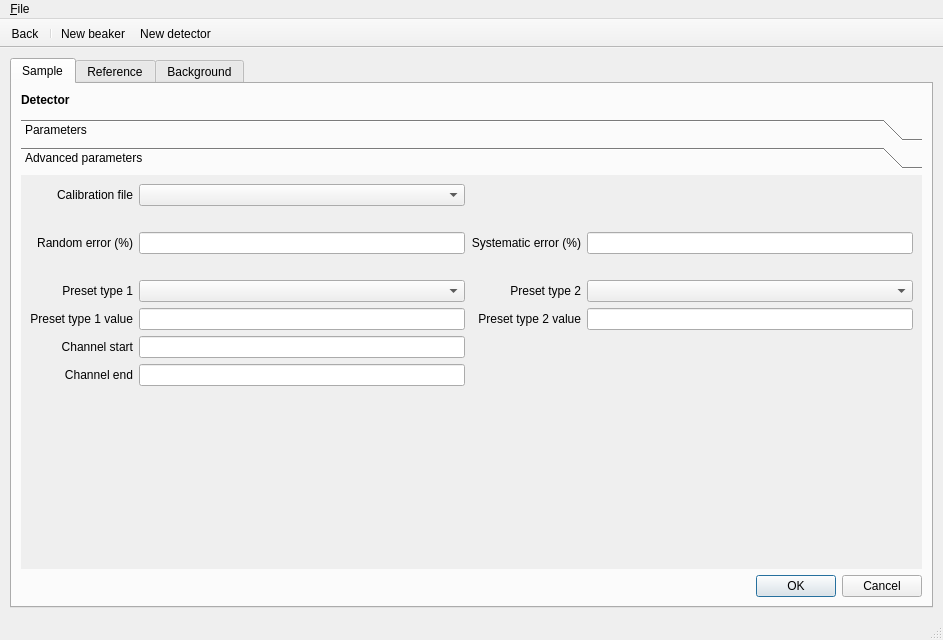
Before: the Qt Designer form nailab.ui in bytting/nailab, drawn with Qt 5.
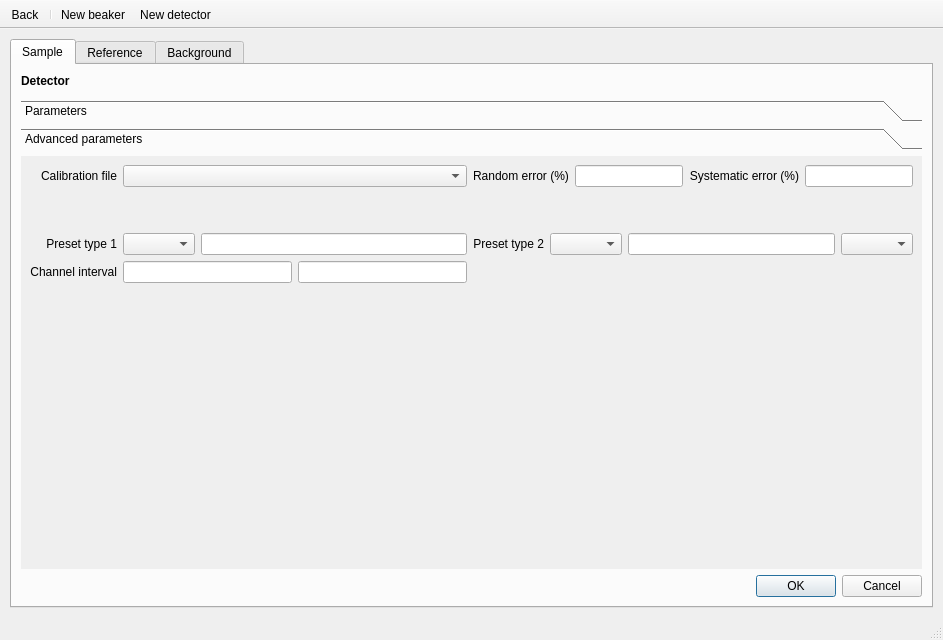
After: the same form once the commit is applied. The open tabs and pages were chosen to show the change. Icons and pictures are not drawn.

```diff
--- a/nailab.ui
+++ b/nailab.ui
@@ -466,7 +466,7 @@
                 <string>Advanced parameters</string>
                </attribute>
                <layout class="QGridLayout" name="gridLayout_6">
-                <item row="8" column="1">
+                <item row="6" column="1">
                  <spacer name="verticalSpacer_4">
                   <property name="orientation">
                    <enum>Qt::Vertical</enum>
@@ -479,74 +479,6 @@
                   </property>
                  </spacer>
                 </item>
-                <item row="5" column="0">
-                 <widget class="QLabel" name="label_46">
-                  <property name="text">
-                   <string>Preset type 1 value</string>
-                  </property>
-                  <property name="alignment">
-                   <set>Qt::AlignRight|Qt::AlignTrailing|Qt::AlignVCenter</set>
-                  </property>
-                 </widget>
-                </item>
-                <item row="2" column="2">
-                 <widget class="QLabel" name="label_45">
-                  <property name="text">
-                   <string>Systematic error (%)</string>
-                  </property>
-                  <property name="alignment">
-                   <set>Qt::AlignRight|Qt::AlignTrailing|Qt::AlignVCenter</set>
-                  </property>
-                 </widget>
-                </item>
-                <item row="5" column="2">
-                 <widget class="QLabel" name="label_47">
-                  <property name="text">
-                   <string>Preset type 2 value</string>
-                  </property>
-                  <property name="alignment">
-                   <set>Qt::AlignRight|Qt::AlignTrailing|Qt::AlignVCenter</set>
-                  </property>
-                 </widget>
-                </item>
-                <item row="2" column="3">
-                 <widget class="QLineEdit" name="tbInputSampleSystematicError">
-                  <property name="maxLength">
-                   <number>32</number>
-                  </property>
-                 </widget>
-                </item>
-                <item row="2" column="1">
-                 <widget class="QLineEdit" name="tbInputSampleRandomError">
-                  <property name="maxLength">
-                   <number>32</number>
-                  </property>
-                 </widget>
-                </item>
-                <item row="2" column="0">
-                 <widget class="QLabel" name="label_44">
-                  <property name="text">
-                   <string>Random error (%)</string>
-                  </property>
-                  <property name="alignment">
-                   <set>Qt::AlignRight|Qt::AlignTrailing|Qt::AlignVCenter</set>
-                  </property>
-                 </widget>
-                </item>
-                <item row="5" column="1">
-                 <widget class="QLineEdit" name="tbInputSamplePresetType1">
-                  <property name="maxLength">
-                   <number>32</number>
-                  </property>
-                 </widget>
-                </item>
-                <item row="5" column="3">
-                 <widget class="QLineEdit" name="tbInputSamplePresetType2">
-                  <property name="maxLength">
-                   <number>32</number>
-                  </property>
-                 </widget>
-                </item>
                 <item row="4" column="0">
                  <widget class="QLabel" name="label_57">
                   <property name="text">
@@ -557,28 +489,6 @@
                   </property>
                  </widget>
                 </item>
-                <item row="4" column="2">
-                 <widget class="QLabel" name="label_58">
-                  <property name="text">
-                   <string>Preset type 2</string>
-                  </property>
-                  <property name="alignment">
-                   <set>Qt::AlignRight|Qt::AlignTrailing|Qt::AlignVCenter</set>
-                  </property>
-                 </widget>
-                </item>
-                <item row="4" column="1">
-                 <widget class="QComboBox" name="cboxInputSamplePresetType1"/>
-                </item>
-                <item row="4" column="3">
-                 <widget class="QComboBox" name="cboxInputSamplePresetType2"/>
-                </item>
-                <item row="7" column="1">
-                 <widget class="QLineEdit" name="tbInputSampleEndChannel"/>
-                </item>
-                <item row="6" column="1">
-                 <widget class="QLineEdit" name="tbInputSampleStartChannel"/>
-                </item>
                 <item row="0" column="1">
                  <widget class="QComboBox" name="cboxInputSampleCalFiles"/>
                 </item>
@@ -599,20 +509,10 @@
                   </property>
                  </widget>
                 </item>
-                <item row="7" column="0">
-                 <widget class="QLabel" name="label_56">
-                  <property name="text">
-                   <string>Channel end</string>
-                  </property>
-                  <property name="alignment">
-                   <set>Qt::AlignRight|Qt::AlignTrailing|Qt::AlignVCenter</set>
-                  </property>
-                 </widget>
-                </item>
-                <item row="6" column="0">
+                <item row="5" column="0">
                  <widget class="QLabel" name="label_50">
                   <property name="text">
-                   <string>Channel start</string>
+                   <string>Channel interval</string>
                   </property>
                   <property name="alignment">
                    <set>Qt::AlignRight|Qt::AlignTrailing|Qt::AlignVCenter</set>
@@ -626,6 +526,80 @@
                   </property>
                  </widget>
                 </item>
+                <item row="4" column="3">
+                 <layout class="QHBoxLayout" name="horizontalLayout_4">
+                  <item>
+                   <widget class="QLabel" name="label_58">
+                    <property name="text">
+                     <string>Preset type 2</string>
+                    </property>
+                    <property name="alignment">
+                     <set>Qt::AlignRight|Qt::AlignTrailing|Qt::AlignVCenter</set>
+                    </property>
+                   </widget>
+                  </item>
+                  <item>
+                   <widget class="QComboBox" name="cboxInputSamplePresetType2"/>
+                  </item>
+                  <item>
+                   <widget class="QLineEdit" name="tbInputSamplePresetType2"/>
+                  </item>
+                  <item>
+                   <widget class="QComboBox" name="cboxInputSamplePresetType2Unit"/>
+                  </item>
+                 </layout>
+                </item>
+                <item row="4" column="1">
+                 <layout class="QHBoxLayout" name="horizontalLayout_6">
+                  <item>
+                   <widget class="QComboBox" name="cboxInputSamplePresetType1"/>
+                  </item>
+                  <item>
+                   <widget class="QLineEdit" name="tbInputSamplePresetType1"/>
+                  </item>
+                 </layout>
+                </item>
+                <item row="5" column="1">
+                 <layout class="QHBoxLayout" name="horizontalLayout_7">
+                  <item>
+                   <widget class="QLineEdit" name="tbInputSampleStartChannel"/>
+                  </item>
+                  <item>
+                   <widget class="QLineEdit" name="tbInputSampleEndChannel"/>
+                  </item>
+                 </layout>
+                </item>
+                <item row="0" column="3">
+                 <layout class="QHBoxLayout" name="horizontalLayout_12">
+                  <item>
+                   <widget class="QLabel" name="label_20">
+                    <property name="text">
+                     <string>Random error (%)</string>
+                    </property>
+                   </widget>
+                  </item>
+                  <item>
+                   <widget class="QLineEdit" name="tbInputSampleRandomError"/>
+                  </item>
+                  <item>
+                   <widget class="QLabel" name="label_45">
+                    <property name="text">
+                     <string>Systematic error (%)</string>
+                    </property>
+                    <property name="alignment">
+                     <set>Qt::AlignRight|Qt::AlignTrailing|Qt::AlignVCenter</set>
+                    </property>
+                   </widget>
+                  </item>
+                  <item>
+                   <widget class="QLineEdit" name="tbInputSampleSystematicError">
+                    <property name="maxLength">
+                     <number>32</number>
+                    </property>
+                   </widget>
+                  </item>
+                 </layout>
+                </item>
                </layout>
               </widget>
              </widget>
@@ -1242,19 +1216,6 @@
                      </property>
                     </widget>
                    </item>
-                   <item row="2" column="3">
-                    <widget class="QLineEdit" name="tbAdminDetectorPresetType2Value"/>
-                   </item>
-                   <item row="1" column="3">
-                    <widget class="QComboBox" name="cboxAdminDetectorPresetType2"/>
-                   </item>
-                   <item row="2" column="2">
-                    <widget class="QLabel" name="label_20">
-                     <property name="text">
-                      <string>Preset type 2 value</string>
-                     </property>
-                    </widget>
-                   </item>
                    <item row="5" column="1">
                     <spacer name="verticalSpacer_7">
                      <property name="orientation">
@@ -1524,15 +1485,6 @@
      <height>21</height>
     </rect>
    </property>
-   <widget class="QMenu" name="menuFile">
-    <property name="title">
-     <string>&amp;File</string>
-    </property>
-    <addaction name="actionAdmin"/>
-    <addaction name="separator"/>
-    <addaction name="actionExit"/>
-   </widget>
-   <addaction name="menuFile"/>
   </widget>
   <widget class="QStatusBar" name="statusbar"/>
   <widget class="QToolBar" name="tools">
```
Left out of the diff: 76 changed lines with no effect on the pictures.
